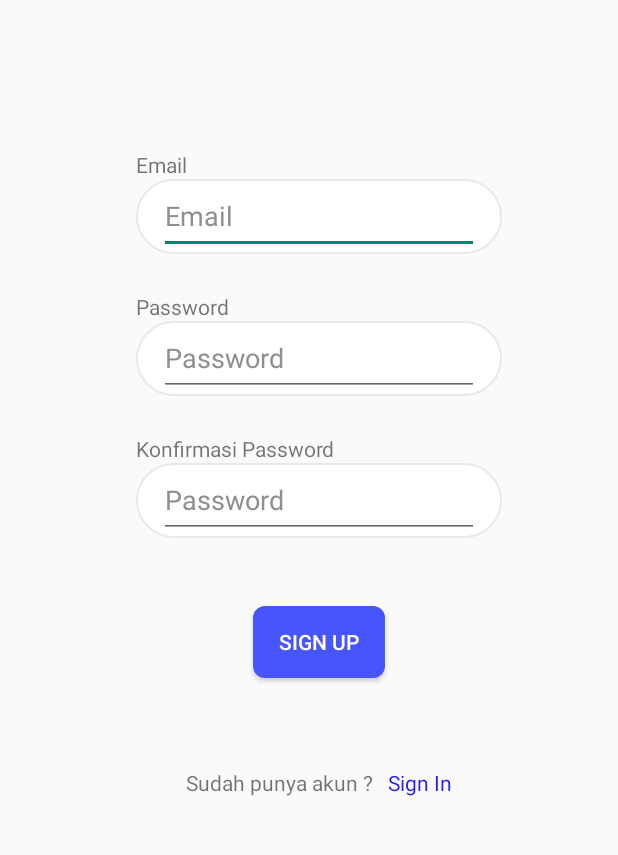
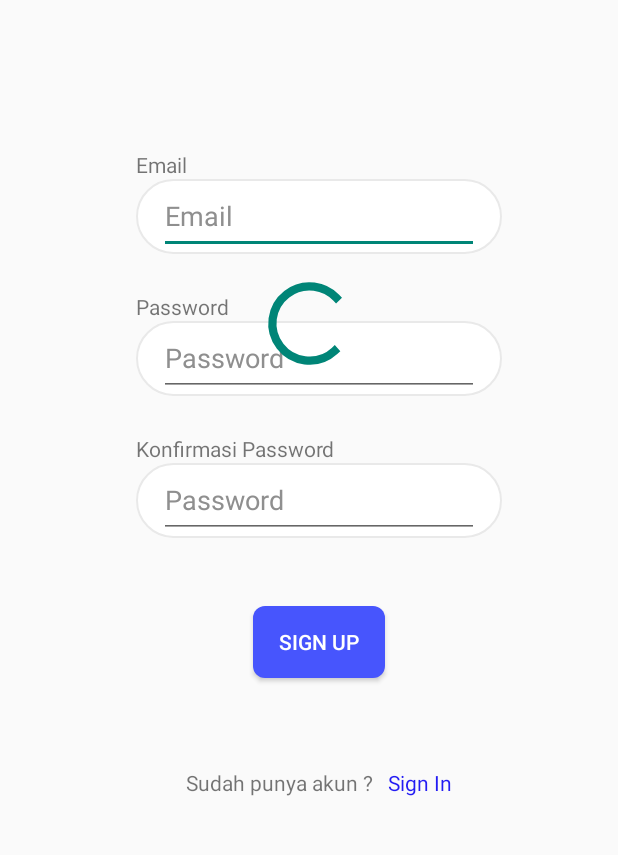
Before and after one commit to akbridha/MobileTourismo, an Android app: the layout activity_register.xml on its own in the app's theme, with its tools: preview values and no code run, on a phone screen of 412 x 824 dp, the part 239-1094 px from its top. Run offline under Robolectric (Android 15) with nearby library versions, the phone set to English and light mode, and no system bars.

Commit message:
Buat tanda loading di Login dan register

```diff
--- a/app/src/main/java/com/example/tourismo/api/RetrofitClient.kt
+++ b/app/src/main/java/com/example/tourismo/api/RetrofitClient.kt
@@ -7,9 +7,9 @@ import retrofit2.converter.gson.GsonConverterFactory
 
 object RetrofitClient {
 
-//    private const val BASE_URL = "https://tourismobe-mugv7adrmq-uc.a.run.app/api/"
+    private const val BASE_URL = "https://tourismobe-mugv7adrmq-uc.a.run.app/api/"
 
-    private const val BASE_URL = "https://rentalzeus.000webhostapp.com/"
+//    private const val BASE_URL = "https://rentalzeus.000webhostapp.com/"
 
     val gson = GsonBuilder()
         .setLenient()
--- a/app/src/main/res/layout/activity_register.xml
+++ b/app/src/main/res/layout/activity_register.xml
@@ -12,13 +12,13 @@
     >
 
 
-
     <LinearLayout
+        android:id="@+id/linearLayout3"
         android:layout_width="wrap_content"
         android:layout_height="wrap_content"
-        android:paddingHorizontal="10dp"
         android:layout_marginHorizontal="10dp"
         android:orientation="vertical"
+        android:paddingHorizontal="10dp"
         app:layout_constraintBottom_toBottomOf="parent"
         app:layout_constraintEnd_toEndOf="parent"
         app:layout_constraintHorizontal_bias="0.552"
@@ -30,8 +30,8 @@
             android:layout_width="wrap_content"
             android:layout_height="wrap_content"
             android:layout_gravity="center_horizontal"
+            android:layout_marginBottom="100dp"
             app:srcCompat="@drawable/logo"
-            android:layout_marginBottom="100dp"
             tools:layout_editor_absoluteX="151dp"
             tools:layout_editor_absoluteY="47dp" />
 
@@ -40,48 +40,50 @@
             android:id="@+id/tv_email"
             android:layout_width="wrap_content"
             android:layout_height="wrap_content"
-            android:text="@string/email"
-            android:layout_gravity="start"/>
+            android:layout_gravity="start"
+            android:text="@string/email" />
+
         <LinearLayout
             android:layout_width="wrap_content"
             android:layout_height="wrap_content"
-        android:paddingHorizontal="15dp"
             android:layout_marginBottom="25dp"
-        android:background="@drawable/border1px">
+            android:background="@drawable/border1px"
+            android:paddingHorizontal="15dp">
+
             <EditText
                 android:id="@+id/editTextTextEmailAddress"
                 android:layout_width="wrap_content"
                 android:layout_height="50dp"
+                android:ems="10"
+                android:hint="@string/email"
+                android:inputType="textEmailAddress"
                 android:labelFor="@id/tv_email"
-            android:hint="@string/email"
-            android:textColorHint="@color/grey"
-            android:ems="10"
-            android:inputType="textEmailAddress" />
+                android:textColorHint="@color/grey" />
         </LinearLayout>
 
         <TextView
             android:id="@+id/tv_password"
             android:layout_width="wrap_content"
             android:layout_height="wrap_content"
-            android:text="@string/password"
-            android:layout_gravity="start"/>
+            android:layout_gravity="start"
+            android:text="@string/password" />
 
 
         <LinearLayout
             android:layout_width="wrap_content"
             android:layout_height="wrap_content"
-        android:paddingHorizontal="15dp"
             android:layout_marginBottom="25dp"
-        android:background="@drawable/border1px">
+            android:background="@drawable/border1px"
+            android:paddingHorizontal="15dp">
+
             <EditText
                 android:id="@+id/editTextTextNewPass"
                 android:layout_width="wrap_content"
                 android:layout_height="50dp"
-            android:labelFor="@+id/tv_password"
                 android:ems="10"
                 android:hint="@string/password"
-            android:textColorHint="@color/grey"
-             />
+                android:labelFor="@+id/tv_password"
+                android:textColorHint="@color/grey" />
         </LinearLayout>
 
 
@@ -89,45 +91,46 @@
             android:id="@+id/tv_confirm_password"
             android:layout_width="wrap_content"
             android:layout_height="wrap_content"
-            android:text="@string/konfirmasi_password"
-            android:layout_gravity="start"/>
+            android:layout_gravity="start"
+            android:text="@string/konfirmasi_password" />
+
         <LinearLayout
             android:layout_width="wrap_content"
             android:layout_height="wrap_content"
-            android:paddingHorizontal="15dp"
             android:layout_marginBottom="15dp"
-            android:background="@drawable/border1px">
+            android:background="@drawable/border1px"
+            android:paddingHorizontal="15dp">
+
             <EditText
                 android:id="@+id/editTextTextNewPassConfirm"
                 android:layout_width="wrap_content"
                 android:layout_height="50dp"
-            android:labelFor="@id/tv_confirm_password"
                 android:ems="10"
                 android:hint="@string/password"
-            android:textColorHint="@color/grey"
-             />
+                android:labelFor="@id/tv_confirm_password"
+                android:textColorHint="@color/grey" />
         </LinearLayout>
 
 
         <Button
             android:id="@+id/btnRegister"
-            android:layout_marginVertical="30dp"
             android:layout_width="wrap_content"
             android:layout_height="wrap_content"
             android:layout_gravity="center_horizontal"
+            android:layout_marginVertical="30dp"
+            android:background="@drawable/button"
             android:text="@string/register"
             android:textColor="@color/white"
-            android:background="@drawable/button"
             tools:layout_editor_absoluteX="154dp"
             tools:layout_editor_absoluteY="446dp" />
 
 
         <LinearLayout
-            android:orientation="horizontal"
-            android:layout_marginVertical="30dp"
             android:layout_width="wrap_content"
             android:layout_height="match_parent"
-            android:layout_gravity="center_horizontal">
+            android:layout_gravity="center_horizontal"
+            android:layout_marginVertical="30dp"
+            android:orientation="horizontal">
 
             <TextView
 
@@ -140,16 +143,24 @@
                 android:layout_width="wrap_content"
                 android:layout_height="48dp"
                 android:layout_marginStart="10dp"
+                android:clickable="true"
+                android:focusable="true"
                 android:text="@string/sign_in"
-                android:textColor="@color/blue"
-                android:clickable="true"
-                android:focusable="true" />
+                android:textColor="@color/blue" />
         </LinearLayout>
 
 
     </LinearLayout>
 
-
+    <ProgressBar
+        android:id="@+id/progressBar3"
+        style="?android:attr/progressBarStyle"
+        android:layout_width="66dp"
+        android:layout_height="83dp"
+        app:layout_constraintBottom_toBottomOf="parent"
+        app:layout_constraintEnd_toEndOf="parent"
+        app:layout_constraintStart_toStartOf="parent"
+        app:layout_constraintTop_toTopOf="parent" />
 
 
 </androidx.constraintlayout.widget.ConstraintLayout>
```
Also changed, not shown: app/src/main/AndroidManifest.xml (+9 -6 lines), app/src/main/java/com/example/tourismo/activity/LoginActivity.kt (+9 -0 lines), app/src/main/java/com/example/tourismo/activity/RegisterActivity.kt (+10 -27 lines), app/src/main/java/com/example/tourismo/viewmodel/UploadViewModel.kt (+4 -4 lines), app/src/main/res/layout/activity_login.xml (+13 -1 lines). Lines whose indentation alone changed are shown as unchanged.
